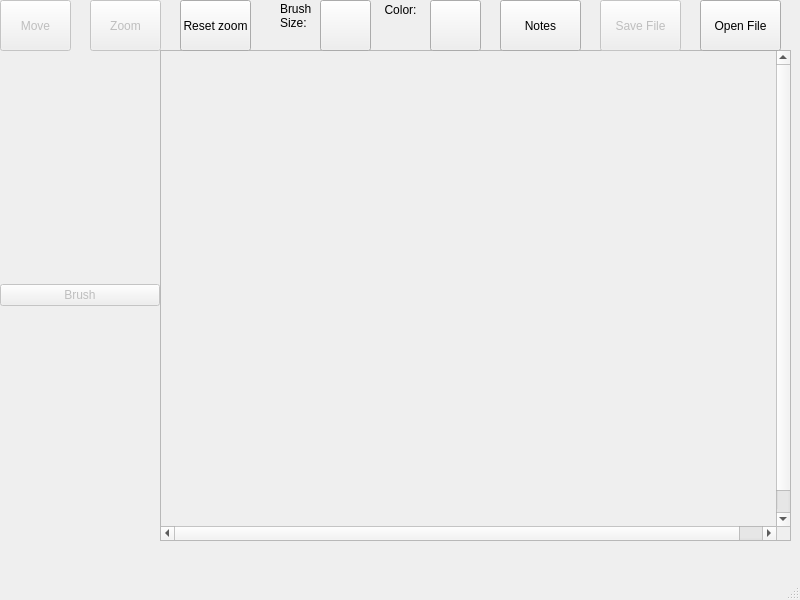
robedpixel/SmartMonitor-Python, file src/mainwindow.ui: the form before one commit.
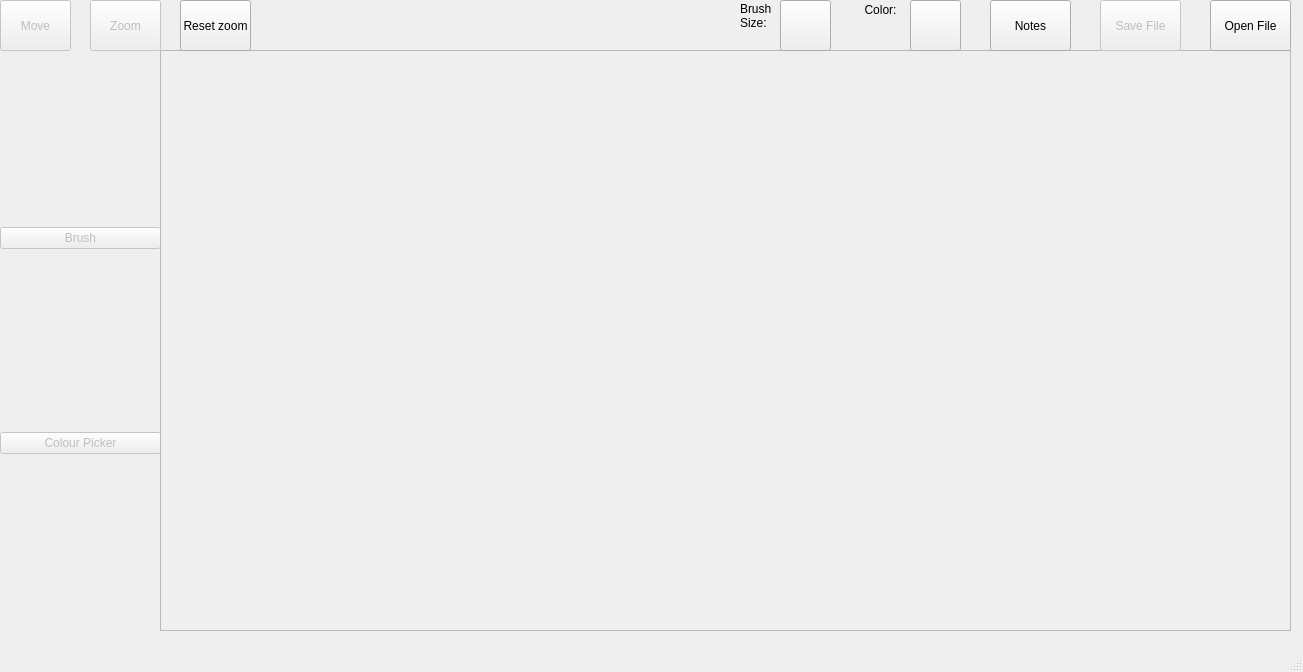
The form after the commit.

Commit message: code refactoring done for tools, made default gui resolution bigger, added color picker tool

Patch:
```diff
--- a/src/mainwindow.ui
+++ b/src/mainwindow.ui
@@ -6,8 +6,8 @@
    <rect>
     <x>0</x>
     <y>0</y>
-    <width>800</width>
-    <height>600</height>
+    <width>1303</width>
+    <height>672</height>
    </rect>
   </property>
   <property name="windowTitle">
@@ -19,8 +19,8 @@
      <rect>
       <x>0</x>
       <y>50</y>
-      <width>160</width>
-      <height>491</height>
+      <width>161</width>
+      <height>581</height>
      </rect>
     </property>
     <layout class="QVBoxLayout" name="verticalLayout">
@@ -37,6 +37,19 @@
        </property>
       </widget>
      </item>
+     <item>
+      <widget class="QPushButton" name="pickerButton">
+       <property name="enabled">
+        <bool>false</bool>
+       </property>
+       <property name="text">
+        <string>Colour Picker</string>
+       </property>
+       <property name="checkable">
+        <bool>true</bool>
+       </property>
+      </widget>
+     </item>
     </layout>
    </widget>
    <widget class="QScrollArea" name="scrollArea">
@@ -44,8 +57,8 @@
      <rect>
       <x>160</x>
       <y>50</y>
-      <width>631</width>
-      <height>491</height>
+      <width>1131</width>
+      <height>581</height>
      </rect>
     </property>
     <property name="widgetResizable">
@@ -65,7 +78,7 @@
    <widget class="QPushButton" name="fileopenButton">
     <property name="geometry">
      <rect>
-      <x>700</x>
+      <x>1210</x>
       <y>0</y>
       <width>81</width>
       <height>51</height>
@@ -119,7 +132,7 @@
    <widget class="QLabel" name="brushcolorlabel">
     <property name="geometry">
      <rect>
-      <x>380</x>
+      <x>860</x>
       <y>0</y>
       <width>41</width>
       <height>20</height>
@@ -135,7 +148,7 @@
    <widget class="QPushButton" name="brushcolorButton">
     <property name="geometry">
      <rect>
-      <x>430</x>
+      <x>910</x>
       <y>0</y>
       <width>51</width>
       <height>51</height>
@@ -148,7 +161,7 @@
    <widget class="QPushButton" name="noteButton">
     <property name="geometry">
      <rect>
-      <x>500</x>
+      <x>990</x>
       <y>0</y>
       <width>81</width>
       <height>51</height>
@@ -164,7 +177,7 @@
     </property>
     <property name="geometry">
      <rect>
-      <x>600</x>
+      <x>1100</x>
       <y>0</y>
       <width>81</width>
       <height>51</height>
@@ -193,7 +206,7 @@
    <widget class="QPushButton" name="brushSizeButton">
     <property name="geometry">
      <rect>
-      <x>320</x>
+      <x>780</x>
       <y>0</y>
       <width>51</width>
       <height>51</height>
@@ -206,7 +219,7 @@
    <widget class="QLabel" name="brushsizelabel">
     <property name="geometry">
      <rect>
-      <x>280</x>
+      <x>740</x>
       <y>0</y>
       <width>31</width>
       <height>31</height>
```
Left out of the diff: 2 changed lines with no effect on the pictures. The commit also changes 3 other files.
